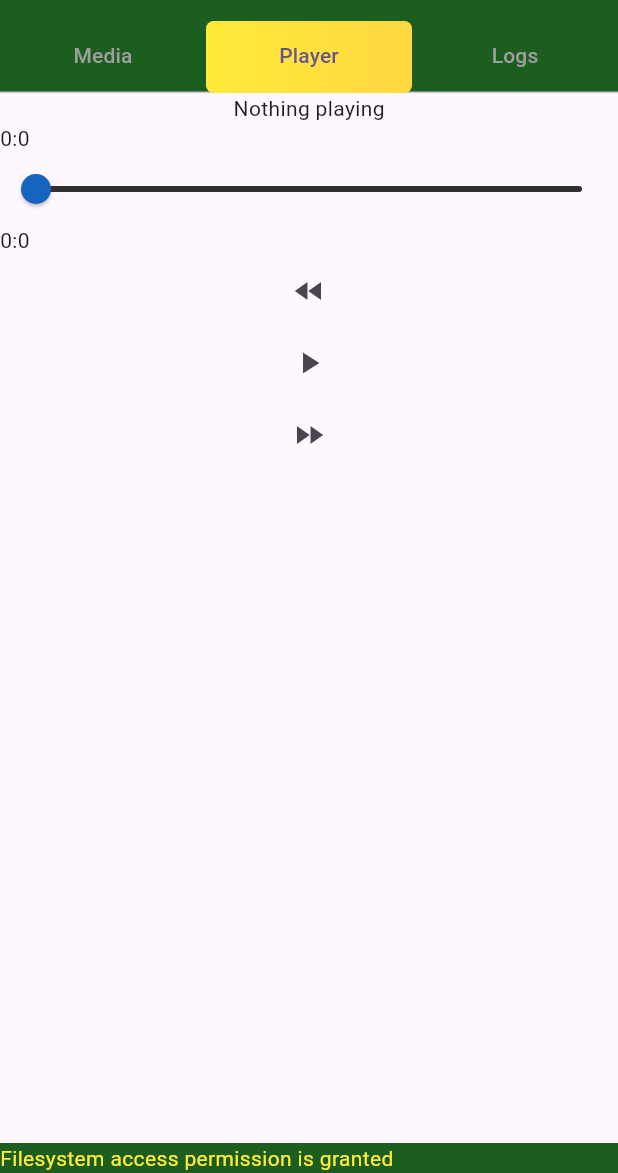
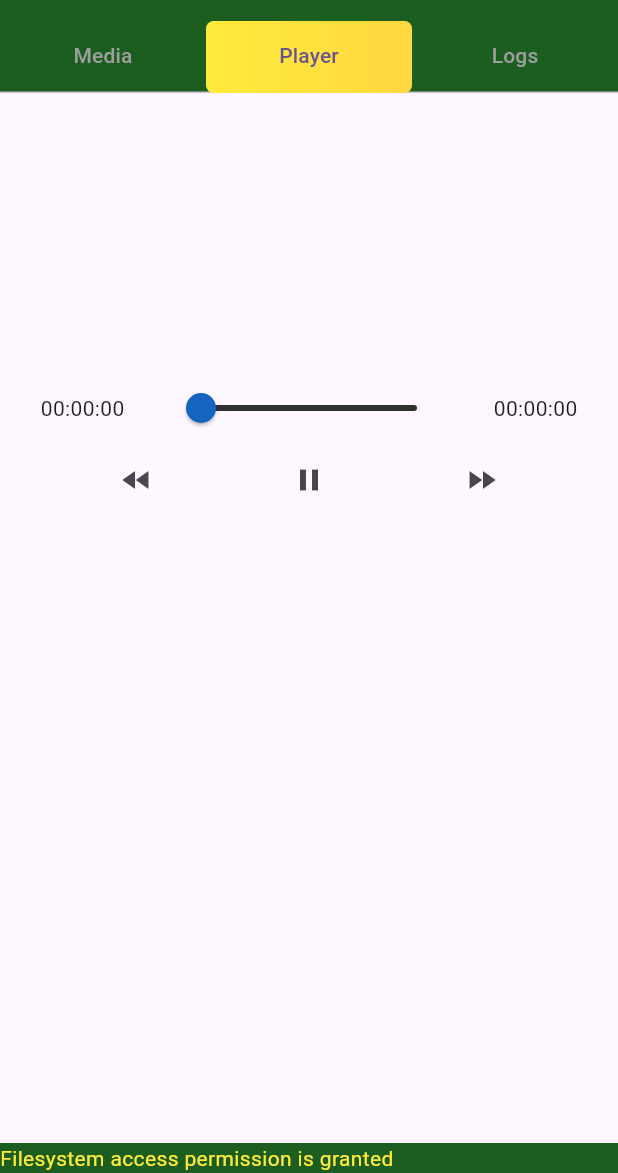
Before and after one commit to jcreyf/flutter, a Flutter app: the screen it shows after launch, tab 2 chosen, after a tap on the "play arrow" icon, on a phone screen of 412 x 824 dp, the part 63-1236 px from its top. Run offline on Flutter 3.47's test engine with Material 3 defaults, Android fonts, the phone set to English and light mode, and no system bars; our stand-ins replace flutter_phoenix, just_audio, logger, permission_handler, sqflite; missing offline and left inert: audio_session, external_path, filesystem_picker, record; accounts and stored records are empty.

Commit message:
Adding stuff

```diff
--- a/mediatheque/lib/main.dart
+++ b/mediatheque/lib/main.dart
@@ -113,12 +113,25 @@ class _MediathequeHomePageState extends State<MediathequeHomePage> with TickerPr
 
   Widget slider() {
     return Column(
-      children: [
-        playing ? Text(playingMediaFile.baseFileName) : const Text("Nothing playing"),
-        Column(
-          crossAxisAlignment: CrossAxisAlignment.start,
-          children: [
-            Text("${position.inMinutes}:${position.inSeconds}"),
+      children: <Widget>[
+        SizedBox(height: 50),
+        playing
+            ? Text(
+                playingMediaFile.baseFileName,
+                textAlign: TextAlign.center,
+                style: TextStyle(color: Colors.amber[50], backgroundColor: Colors.amber[900], fontWeight: FontWeight.bold, fontSize: 25),
+              )
+            : const Text(
+                "Nothing playing",
+                textAlign: TextAlign.center,
+                style: TextStyle(fontWeight: FontWeight.bold, fontSize: 25),
+              ),
+        SizedBox(height: 100),
+        Row(
+          mainAxisAlignment: MainAxisAlignment.spaceEvenly,
+          children: <Widget>[
+            Text(
+                "${position.inHours.toString().length <= 1 ? "0${position.inHours}" : "${position.inHours}"}:${position.inMinutes.remainder(60).toString().length <= 1 ? "0${position.inMinutes.remainder(60)}" : "${position.inMinutes.remainder(60)}"}:${position.inSeconds.remainder(60).toString().length <= 1 ? "0${position.inSeconds.remainder(60)}" : "${position.inSeconds.remainder(60)}"}"),
             Slider.adaptive(
                 activeColor: Colors.blue[800],
                 inactiveColor: Colors.grey[850],
@@ -128,9 +141,13 @@ class _MediathequeHomePageState extends State<MediathequeHomePage> with TickerPr
                   print("slide value: $value");
                   seekToSec(value.toInt());
                 }),
-            Text("${musicLength.inMinutes}:${musicLength.inSeconds}"),
+            Text(
+                "${musicLength.inHours.toString().length <= 1 ? "0${musicLength.inHours}" : "${musicLength.inHours}"}:${musicLength.inMinutes.remainder(60).toString().length <= 1 ? "0${musicLength.inMinutes.remainder(60)}" : "${musicLength.inMinutes.remainder(60)}"}:${musicLength.inSeconds.remainder(60).toString().length <= 1 ? "0${musicLength.inSeconds.remainder(60)}" : "${musicLength.inSeconds.remainder(60)}"}"),
           ],
         ),
+        Row(
+          mainAxisAlignment: MainAxisAlignment.spaceEvenly,
+          children: <Widget>[
             IconButton(
               icon: const Icon(Icons.fast_rewind),
               onPressed: () {
@@ -143,13 +160,14 @@ class _MediathequeHomePageState extends State<MediathequeHomePage> with TickerPr
               },
             ),
             IconButton(
-          icon: const Icon(Icons.play_arrow),
+              icon: playing ? const Icon(Icons.pause) : const Icon(Icons.play_arrow),
               onPressed: () {
                 setState(() {
                   print("Play");
                   if (playing) {
                     player.stop();
                   }
+                  playing = !playing;
                 });
               },
             ),
@@ -163,6 +181,8 @@ class _MediathequeHomePageState extends State<MediathequeHomePage> with TickerPr
                   }
                 });
               },
+            ),
+          ],
         ),
       ],
     );
@@ -459,7 +479,9 @@ class _MediathequeHomePageState extends State<MediathequeHomePage> with TickerPr
       // Start playing it!
       playingMediaFile = mediaFile;
       setState(() {
-        statusText = "playing: ${playingMediaFile.fileName} (${musicLength.inSeconds} seconds)";
+        String _time =
+            "${musicLength.inHours.toString().length <= 1 ? "0${musicLength.inHours}" : "${musicLength.inHours}"}:${musicLength.inMinutes.remainder(60).toString().length <= 1 ? "0${musicLength.inMinutes.remainder(60)}" : "${musicLength.inMinutes.remainder(60)}"}:${musicLength.inSeconds.remainder(60).toString().length <= 1 ? "0${musicLength.inSeconds.remainder(60)}" : "${musicLength.inSeconds.remainder(60)}"}";
+        statusText = "playing: ${playingMediaFile.fileName} ($_time)";
       });
       await player.setFilePath(playingMediaFile.fileName).then((duration) {
         playing = true;
--- a/mediatheque/lib/models/media_file.dart
+++ b/mediatheque/lib/models/media_file.dart
@@ -4,6 +4,7 @@ import 'package:path/path.dart';
 class MediaFile {
   String _fileName = "";
   String _fileLocation = "";
+  String _duration = "00:00:00";
   int _lengthInSeconds = 0;
   int _lastListenedSecond = 0;
 
@@ -66,4 +67,9 @@ class MediaFile {
   int get mediaNumberOfSeconds {
     return _lengthInSeconds;
   }
+
+  String get duration {
+    return "00:00:00";
+//    return "${musicLength.inHours.toString().length <= 1 ? "0${musicLength.inHours}" : "${musicLength.inHours}"}:${musicLength.inMinutes.remainder(60).toString().length <= 1 ? "0${musicLength.inMinutes.remainder(60)}" : "${musicLength.inMinutes.remainder(60)}"}:${musicLength.inSeconds.remainder(60).toString().length <= 1 ? "0${musicLength.inSeconds.remainder(60)}" : "${musicLength.inSeconds.remainder(60)}"}");
+  }
 }
```
Lines whose indentation alone changed are shown as unchanged.
